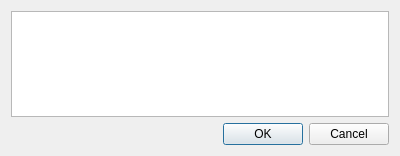
Before: the Qt Designer form PeTedit/Dialogs/QueryDialog.ui in jonasfj/PeTe, drawn with Qt 5.
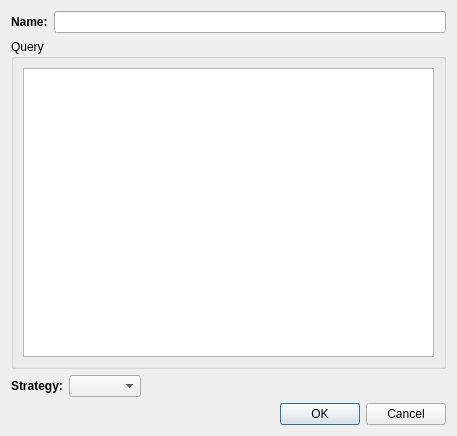
After: the same form once the commit is applied. Custom widgets are drawn as their Qt base class.

Commit message: New query support

```diff
--- a/PeTedit/Dialogs/QueryDialog.ui
+++ b/PeTedit/Dialogs/QueryDialog.ui
@@ -9,8 +9,8 @@
    <rect>
     <x>0</x>
     <y>0</y>
-    <width>400</width>
-    <height>156</height>
+    <width>457</width>
+    <height>436</height>
    </rect>
   </property>
   <property name="windowTitle">
@@ -21,7 +21,71 @@
   </property>
   <layout class="QVBoxLayout" name="verticalLayout">
    <item>
-    <widget class="QueryEdit" name="queryEdit"/>
+    <layout class="QHBoxLayout" name="horizontalLayout_3">
+     <item>
+      <widget class="QLabel" name="label">
+       <property name="text">
+        <string>&lt;b&gt;Name:&lt;/b&gt;</string>
+       </property>
+       <property name="textFormat">
+        <enum>Qt::RichText</enum>
+       </property>
+      </widget>
+     </item>
+     <item>
+      <widget class="QLineEdit" name="nameEdit">
+       <property name="maxLength">
+        <number>255</number>
+       </property>
+      </widget>
+     </item>
+    </layout>
+   </item>
+   <item>
+    <widget class="QGroupBox" name="groupBox">
+     <property name="title">
+      <string>Query</string>
+     </property>
+     <layout class="QHBoxLayout" name="horizontalLayout_2">
+      <item>
+       <widget class="QueryEdit" name="queryEdit"/>
+      </item>
+     </layout>
+    </widget>
+   </item>
+   <item>
+    <layout class="QHBoxLayout" name="horizontalLayout">
+     <item>
+      <widget class="QLabel" name="label_2">
+       <property name="text">
+        <string>&lt;b&gt;Strategy:&lt;/b&gt;</string>
+       </property>
+       <property name="textFormat">
+        <enum>Qt::RichText</enum>
+       </property>
+      </widget>
+     </item>
+     <item>
+      <widget class="QComboBox" name="strategyBox">
+       <property name="frame">
+        <bool>true</bool>
+       </property>
+      </widget>
+     </item>
+     <item>
+      <spacer name="horizontalSpacer">
+       <property name="orientation">
+        <enum>Qt::Horizontal</enum>
+       </property>
+       <property name="sizeHint" stdset="0">
+        <size>
+         <width>40</width>
+         <height>20</height>
+        </size>
+       </property>
+      </spacer>
+     </item>
+    </layout>
    </item>
    <item>
     <widget class="QDialogButtonBox" name="buttonBox">
```
The commit also changes 15 other files.
